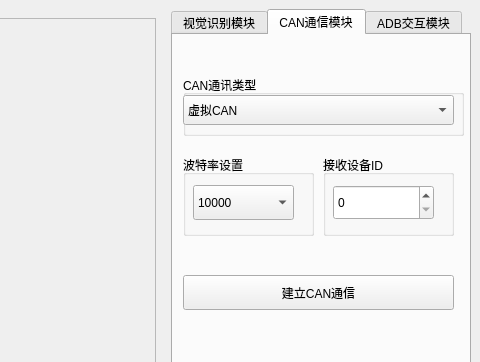
Above: UI/Demo.ui from geweiguo/Project_ADBapplication before the change; both pictures show x 658 to 1138 and y 0 to 362 of the 1138 by 878 pixel window. Below: the same form after it.
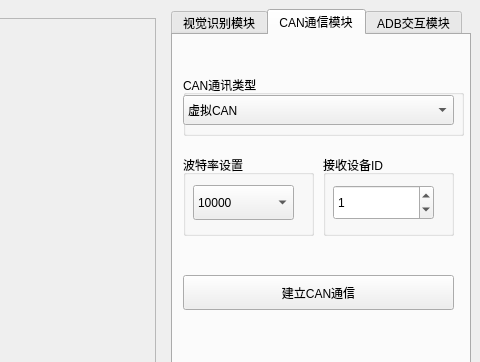
That is the form after the change. Icons and pictures are not drawn.

The edit to the form file:
```diff
--- a/UI/Demo.ui
+++ b/UI/Demo.ui
@@ -882,6 +882,9 @@
              <property name="maximum">
               <number>10</number>
              </property>
+             <property name="value">
+              <number>1</number>
+             </property>
             </widget>
            </widget>
            <widget class="QPushButton" name="pushButton_start_send_CAN">
```
Left out of the diff: 5 changed lines with no effect on the pictures.
